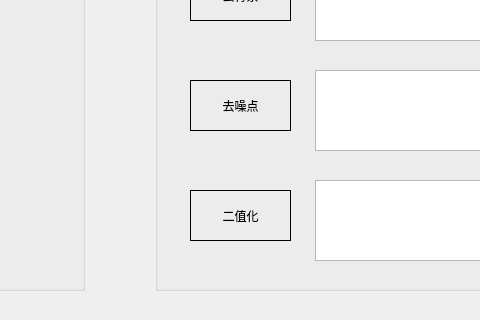
This is App/Vcode/Vcode/Vcode.ui in YujieLu10/CAPTCHA_MVVM as Qt 5 draws it before an edit; both pictures show x 415 to 895 and y 470 to 790 of the 1071 by 790 pixel window. The edited form follows.
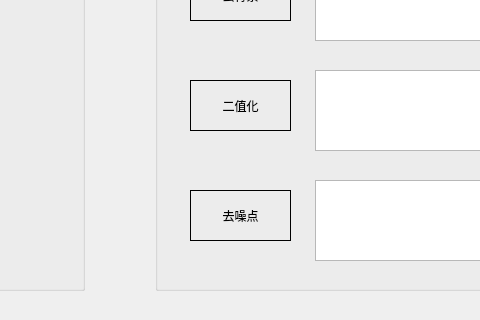
This is the edited form.

```diff
--- a/App/Vcode/Vcode/Vcode.ui
+++ b/App/Vcode/Vcode/Vcode.ui
@@ -182,7 +182,7 @@
       <enum>QFrame::Box</enum>
      </property>
      <property name="text">
-      <string>去噪点</string>
+      <string>二值化</string>
      </property>
      <property name="alignment">
       <set>Qt::AlignCenter</set>
@@ -204,7 +204,7 @@
       <enum>QFrame::Box</enum>
      </property>
      <property name="text">
-      <string>二值化</string>
+      <string>去噪点</string>
      </property>
      <property name="alignment">
       <set>Qt::AlignCenter</set>
```
Left out of the diff: 4 changed lines with no effect on the pictures.
